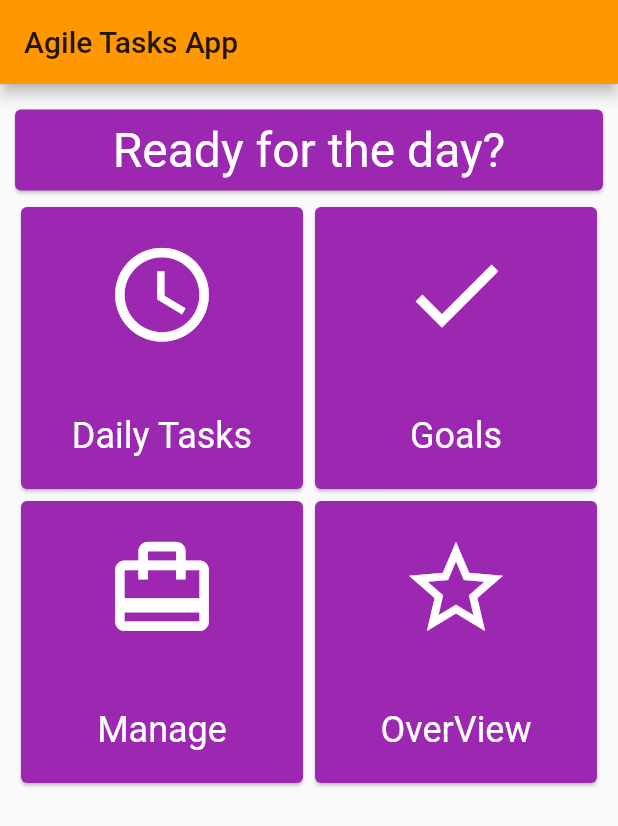
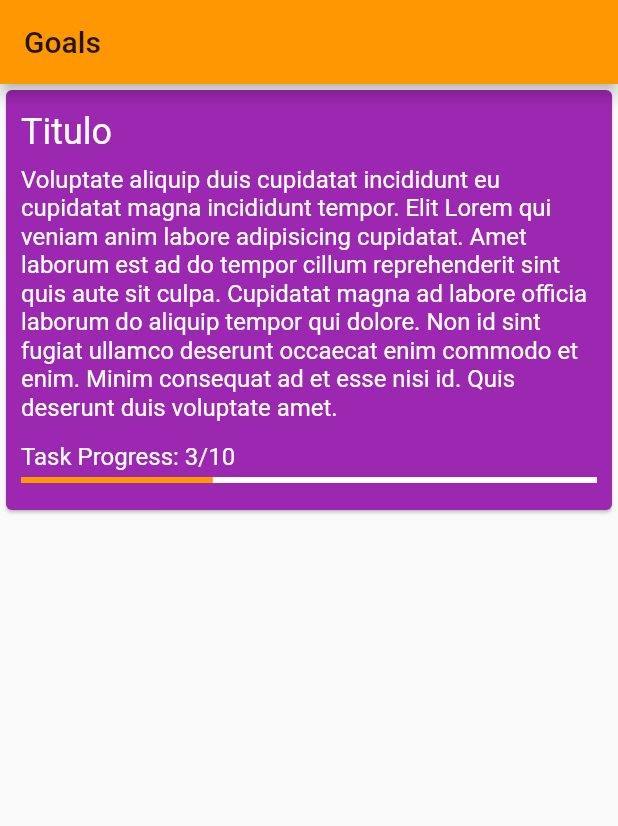
Before and after one commit to HenriqueHott/AgileTasksApp, a Flutter app: the screen it shows after launch, on a phone screen of 412 x 824 dp. Shown: the top 826 px of the screen. Run offline on Flutter 3.47's test engine with Material 2 defaults, Android fonts, the phone set to English and light mode, and no system bars.

Commit message:
Goals List Page - Static item layout added

```diff
--- a/lib/components/grid_item.dart
+++ b/lib/components/grid_item.dart
@@ -1,3 +1,4 @@
+import 'package:Agile_Tasks_App/components/custom_tile.dart';
 import 'package:flutter/cupertino.dart';
 import 'package:flutter/material.dart';
 
@@ -14,22 +15,14 @@ class GridItem extends StatelessWidget {
 
   @override
   Widget build(BuildContext context) {
-    return Card(
-      color: Theme.of(context).accentColor,
-      child: InkWell(
-        onTap: onPressed,
-        child: Column(
-          mainAxisAlignment: MainAxisAlignment.spaceAround,
-          crossAxisAlignment: CrossAxisAlignment.center,
-          children: [
-            icon,
-            Text(
-              this.itemName,
-              style: TextStyle(color: Colors.white, fontSize: 24.0),
-            )
-          ],
-        ),
-      ),
-    );
+    return CustomTile(
+      onPressed: this.onPressed,
+      children: [
+        this.icon,
+        Text(
+          this.itemName,
+          style: TextStyle(color: Colors.white, fontSize: 24.0),
+        )
+      ],);
   }
 }
--- /dev/null
+++ b/lib/components/list_item.dart
@@ -0,0 +1,54 @@
+
+
+import 'package:flutter/cupertino.dart';
+import 'package:flutter/material.dart';
+
+class ListItem extends StatelessWidget{
+  @override
+  Widget build(BuildContext context){
+    return Card(
+      color: Theme.of(context).accentColor,
+      child: InkWell(
+        onTap: (){},
+        child: Padding(
+          padding: const EdgeInsets.all(10.0),
+          child: Column(
+            crossAxisAlignment: CrossAxisAlignment.start,
+            mainAxisAlignment: MainAxisAlignment.spaceBetween,
+            children: [
+            Container(
+              margin: EdgeInsets.fromLTRB(0, 4.0, 0, 4.0),
+              child: Text(
+                  'Titulo',
+                  style: TextStyle(color: Colors.white, fontSize: 24.0),
+                ),
+            ),
+            Container(
+              margin: EdgeInsets.fromLTRB(0, 4.0, 0, 4.0),
+              child: Text(
+                  'Voluptate aliquip duis cupidatat incididunt eu cupidatat magna incididunt tempor. Elit Lorem qui veniam anim labore adipisicing cupidatat. Amet laborum est ad do tempor cillum reprehenderit sint quis aute sit culpa. Cupidatat magna ad labore officia laborum do aliquip tempor qui dolore. Non id sint fugiat ullamco deserunt occaecat enim commodo et enim. Minim consequat ad et esse nisi id. Quis deserunt duis voluptate amet.',
+                  style: TextStyle(color: Colors.white, fontSize: 16.0),
+                ),
+            ),
+            Container(
+              margin: EdgeInsets.fromLTRB(0, 10.0, 0, 4.0),
+              child: Text(
+                  'Task Progress: 3/10',
+                  style: TextStyle(color: Colors.white, fontSize: 16.0),
+                ),
+            ),
+            Container(
+              margin: EdgeInsets.fromLTRB(0, 0, 0, 8.0),
+              child: LinearProgressIndicator(
+                value: 0.333,
+                backgroundColor: Colors.white,
+                valueColor: AlwaysStoppedAnimation<Color>(Theme.of(context).primaryColor),
+              ),
+            )
+            ],
+          ),
+        ),
+      ),
+    );
+  }
+}
--- a/lib/main.dart
+++ b/lib/main.dart
@@ -1,3 +1,4 @@
+import 'package:Agile_Tasks_App/screens/goals_list.dart';
 import 'package:Agile_Tasks_App/screens/home_page.dart';
 import 'package:flutter/material.dart';
 
@@ -15,7 +16,7 @@ class MyApp extends StatelessWidget {
         accentColor: Colors.purple,
         visualDensity: VisualDensity.adaptivePlatformDensity,
       ),
-      home: HomePage(),
+      home: GoalsList(),
     );
   }
 }
--- /dev/null
+++ b/lib/screens/goals_list.dart
@@ -0,0 +1,17 @@
+import 'package:Agile_Tasks_App/components/list_item.dart';
+import 'package:flutter/cupertino.dart';
+import 'package:flutter/material.dart';
+
+class GoalsList extends StatelessWidget{
+  @override
+  Widget build(BuildContext context){
+    return Scaffold(
+      appBar: AppBar(
+        title: Text('Goals')
+        ),
+        body: ListView(children: [
+          ListItem()
+        ],)
+    );
+  }
+}
```
